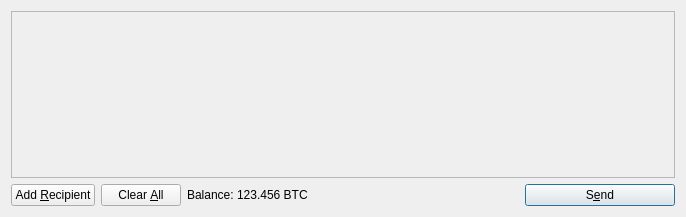
Before: the Qt Designer form src/qt/forms/sendcoinsdialog.ui in Leocoin-project/LEOcoin-Old, drawn with Qt 5.
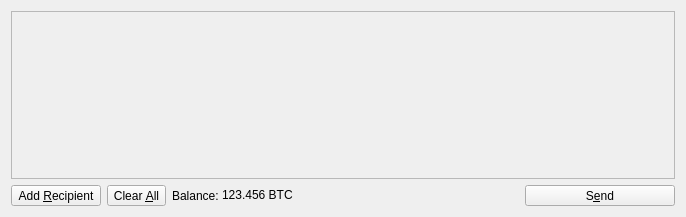
After: the same form once the commit is applied. Icons and pictures are not drawn.

```diff
--- a/src/qt/forms/sendcoinsdialog.ui
+++ b/src/qt/forms/sendcoinsdialog.ui
@@ -25,7 +25,7 @@
         <x>0</x>
         <y>0</y>
         <width>666</width>
-        <height>165</height>
+        <height>164</height>
        </rect>
       </property>
       <layout class="QVBoxLayout" name="verticalLayout_2">
@@ -59,7 +59,7 @@
    <item>
     <layout class="QHBoxLayout" name="horizontalLayout">
      <item>
-      <widget class="QPushButton" name="addButton">
+      <widget class="QToolButton" name="addButton">
        <property name="toolTip">
         <string>Send to multiple recipients at once</string>
        </property>
@@ -70,13 +70,13 @@
         <iconset resource="../bitcoin.qrc">
          <normaloff>:/icons/add</normaloff>:/icons/add</iconset>
        </property>
-       <property name="autoDefault">
-        <bool>false</bool>
+       <property name="toolButtonStyle">
+        <enum>Qt::ToolButtonTextBesideIcon</enum>
        </property>
       </widget>
      </item>
      <item>
-      <widget class="QPushButton" name="clearButton">
+      <widget class="QToolButton" name="clearButton">
        <property name="sizePolicy">
         <sizepolicy hsizetype="Minimum" vsizetype="Fixed">
          <horstretch>0</horstretch>
@@ -96,8 +96,8 @@
        <property name="autoRepeatDelay">
         <number>300</number>
        </property>
-       <property name="autoDefault">
-        <bool>false</bool>
+       <property name="toolButtonStyle">
+        <enum>Qt::ToolButtonTextBesideIcon</enum>
        </property>
       </widget>
      </item>
@@ -142,7 +142,7 @@
       </spacer>
      </item>
      <item>
-      <widget class="QPushButton" name="sendButton">
+      <widget class="QToolButton" name="sendButton">
        <property name="minimumSize">
         <size>
          <width>150</width>
@@ -159,8 +159,8 @@
         <iconset resource="../bitcoin.qrc">
          <normaloff>:/icons/send</normaloff>:/icons/send</iconset>
        </property>
-       <property name="default">
-        <bool>true</bool>
+       <property name="toolButtonStyle">
+        <enum>Qt::ToolButtonTextBesideIcon</enum>
        </property>
       </widget>
      </item>
```
Left out of the diff: 13 changed lines with no effect on the pictures.
